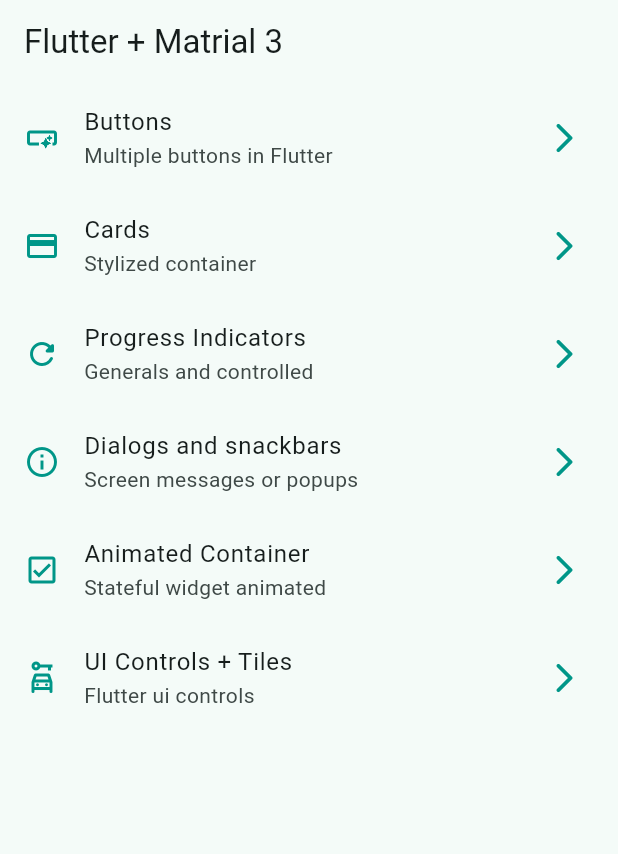
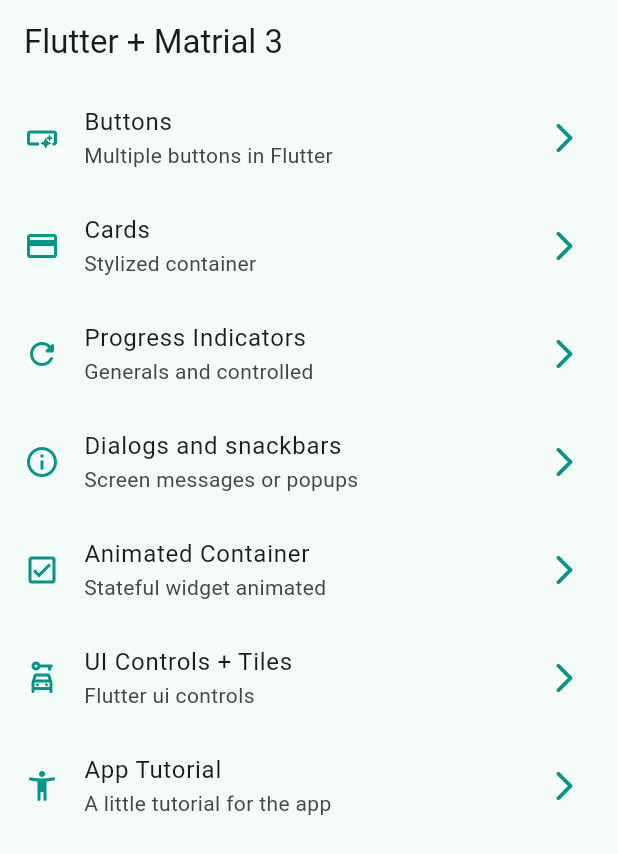
Before and after one commit to Dounder/widgets_app, a Flutter app: the screen it shows after launch, on a phone screen of 412 x 824 dp. Shown: the top 854 px of the screen. Run offline on Flutter 3.47's test engine with Material 2 defaults, Android fonts, the phone set to English and light mode, and no system bars; our stand-ins replace go_router.

Commit message:
update: router and menu

```diff
--- a/lib/config/menu/menu_items.dart
+++ b/lib/config/menu/menu_items.dart
@@ -46,4 +46,10 @@ const appMenuItems = <MenuItem>[
     link: '/ui-controls',
     icon: Icons.car_rental_outlined,
   ),
+  MenuItem(
+    title: 'App Tutorial',
+    subTitle: 'A little tutorial for the app',
+    link: '/tutorial',
+    icon: Icons.accessibility_new_rounded,
+  ),
 ];
--- a/lib/config/router/app_router.dart
+++ b/lib/config/router/app_router.dart
@@ -40,5 +40,10 @@ final appRouter = GoRouter(
       name: UiControlsScreen.name,
       builder: (context, state) => const UiControlsScreen(),
     ),
+    GoRoute(
+      path: '/tutorial',
+      name: AppTutorialScreen.name,
+      builder: (context, state) => const AppTutorialScreen(),
+    ),
   ],
 );
```
